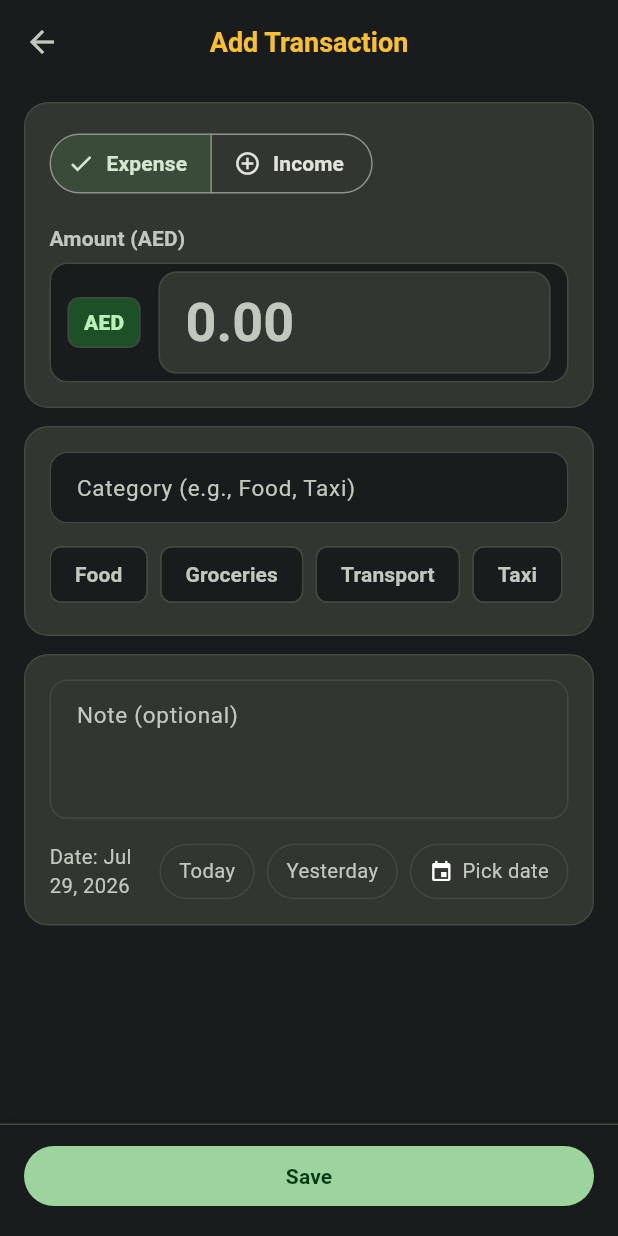
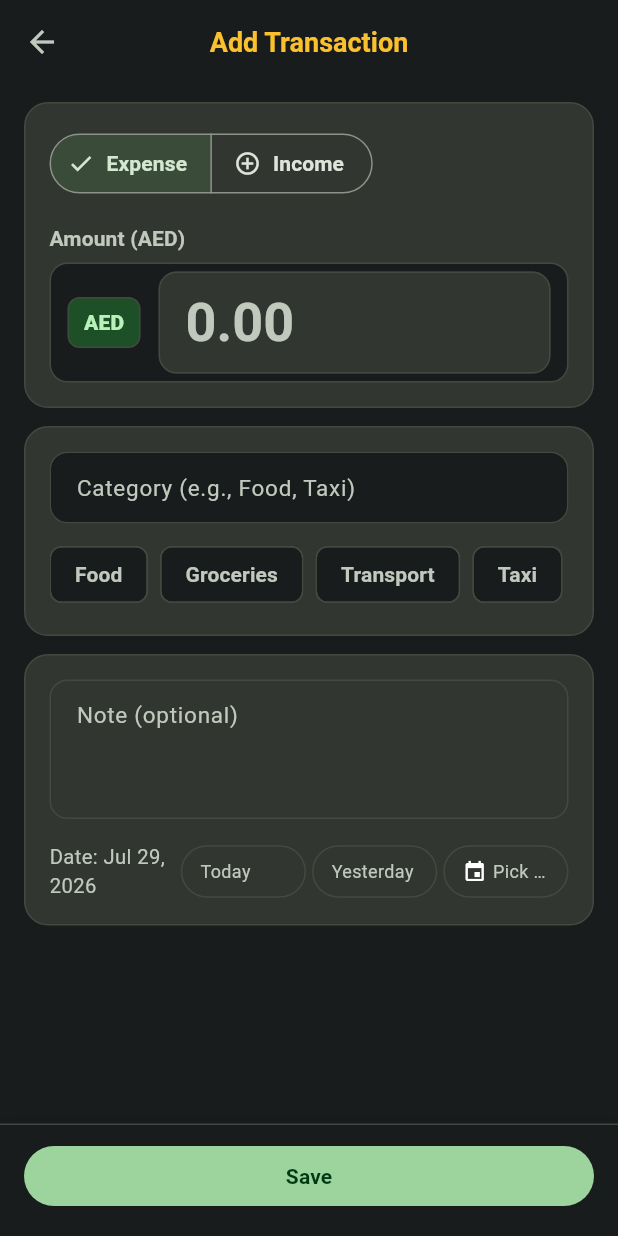
Before and after one commit to Navaskt/fin_track, a Flutter app: the AddEditPage screen opened by its route, on a phone screen of 412 x 824 dp. Run offline on Flutter 3.47's test engine with Material 3 defaults, Android fonts, the phone set to English and light mode, and no system bars; our stand-ins replace fl_chart, flutter_hooks, flutter_riverpod, flutter_secure_storage, freezed_annotation, go_router and 7 more; missing offline and left inert: cryptography; accounts and stored records are empty; Roboto replaces fonts that are missing (Montserrat).

Commit message:
feat: Improve date selection UI and enhance ChipButton text styling for better readability

```diff
--- a/lib/features/transactions/presentation/pages/add_edit_page.dart
+++ b/lib/features/transactions/presentation/pages/add_edit_page.dart
@@ -288,25 +288,31 @@ class _AddEditPageState extends ConsumerState<AddEditPage> {
                         child: Text(
                           '${context.loc.dateLabel}: ${DateFormat.yMMMd().format(_date)}',
                           style: t.bodyMedium,
+                          maxLines: 2,
+                          overflow: TextOverflow.ellipsis,
                         ),
                       ),
-                      Wrap(
-                        spacing: 8,
-                        children: [
-                          ChipButton(
+                      const SizedBox(width: 4),
+                      Expanded(
+                        child: ChipButton(
                           text: context.loc.todayLabel,
                           onTap: _setToday,
                         ),
-                          ChipButton(
+                      ),
+                      const SizedBox(width: 4),
+                      Expanded(
+                        child: ChipButton(
                           text: context.loc.yesterdayLabel,
                           onTap: _setYesterday,
                         ),
-                          ChipButton(
+                      ),
+                      const SizedBox(width: 4),
+                      Expanded(
+                        child: ChipButton(
                           text: context.loc.pickDateButton,
                           onTap: _pickDate,
                           icon: Icons.event,
                         ),
-                        ],
                       ),
                     ],
                   ),
--- a/lib/features/transactions/presentation/widgets/chip_button.dart
+++ b/lib/features/transactions/presentation/widgets/chip_button.dart
@@ -33,9 +33,19 @@ class ChipButton extends StatelessWidget {
           children: [
             if (icon != null) ...[
               Icon(icon, size: 16),
-              const SizedBox(width: 6),
+              const SizedBox(width: 4),
             ],
-            Text(text),
+            Expanded(
+              child: Text(
+                text,
+                style: TextStyle(
+                  color: cs.onSurfaceVariant,
+                  fontSize: 12,
+                ),
+                maxLines: 1,
+                overflow: TextOverflow.ellipsis,
+              ),
+            ),
           ],
         ),
       ),
```
Lines whose indentation alone changed are shown as unchanged.
